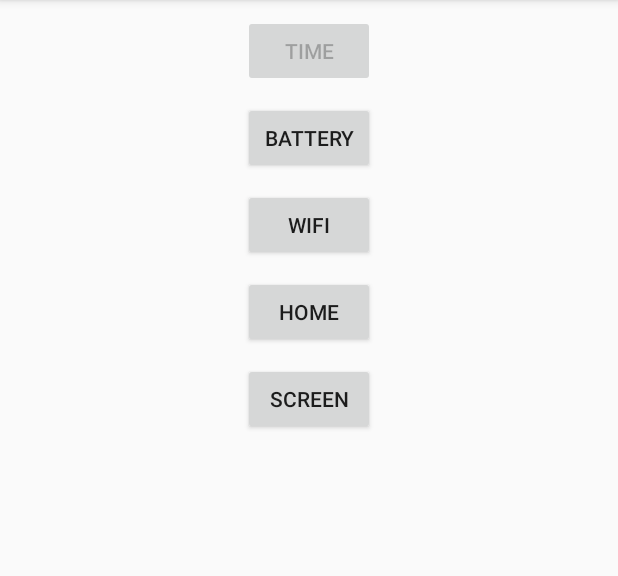
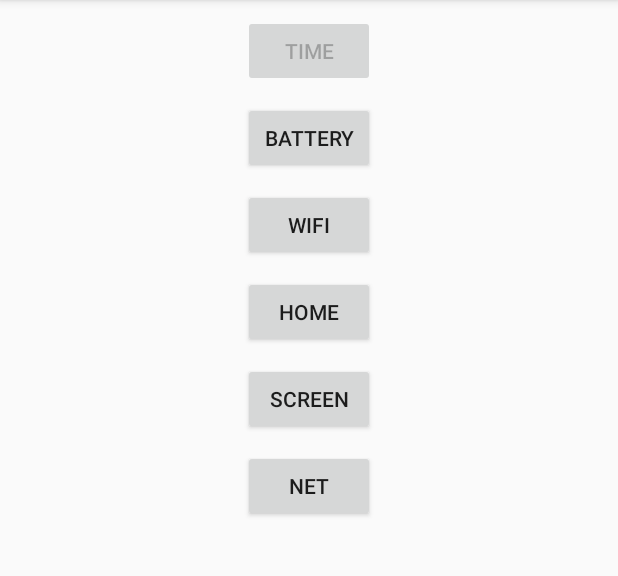
Before and after one commit to cbfg5210/BroadcastReceiver, an Android app: the screen it shows after launch (MainActivity), after a tap on "TIME", on a phone screen of 412 x 824 dp, the part 84-660 px from its top. Run offline under Robolectric (Android 15) with nearby library versions, the phone set to English and light mode, and no system bars.

```diff
--- a/app/src/main/java/com/bcst/receiver/MainActivity.kt
+++ b/app/src/main/java/com/bcst/receiver/MainActivity.kt
@@ -6,6 +6,7 @@ import android.util.Log
 import android.view.View
 import androidx.appcompat.app.AppCompatActivity
 import com.bcstreceiver.BcstReceiver
+import com.bcstreceiver.TimeCallbackBuilder
 import kotlinx.android.synthetic.main.activity_main.*
 
 class MainActivity : AppCompatActivity(), View.OnClickListener {
@@ -19,6 +20,7 @@ class MainActivity : AppCompatActivity(), View.OnClickListener {
         btnWifi.setOnClickListener(this)
         btnHome.setOnClickListener(this)
         btnScreen.setOnClickListener(this)
+        btnNet.setOnClickListener(this)
     }
 
     override fun onClick(v: View) {
@@ -31,7 +33,11 @@ class MainActivity : AppCompatActivity(), View.OnClickListener {
                             intentFilter.addAction(Intent.ACTION_TIME_CHANGED)
                             intentFilter.addAction(Intent.ACTION_TIME_TICK)
                         }
-                        .setCallback { _, _ -> Log.e("***", "${System.currentTimeMillis()}") }
+                        //.setCallback { _, _ -> Log.e("***", "${System.currentTimeMillis()}") }
+                        .setCallback(TimeCallbackBuilder("yyyy-MM-dd HH:mm:ss")
+                                .act { timeMills, formattedTime -> Log.e("***", "timeMills=$timeMills,formattedTime=$formattedTime") }
+                                .create())
+                        .triggerWhenRegister(true)
                         .bind(this, lifecycle)
             }
             R.id.btnBattery -> {
@@ -42,6 +48,8 @@ class MainActivity : AppCompatActivity(), View.OnClickListener {
             }
             R.id.btnScreen -> {
             }
+            R.id.btnNet -> {
+            }
         }
     }
 }
--- a/app/src/main/res/layout/activity_main.xml
+++ b/app/src/main/res/layout/activity_main.xml
@@ -46,4 +46,12 @@
         android:layout_gravity="center"
         android:layout_marginTop="10dp"
         android:text="Screen" />
+
+    <Button
+        android:id="@+id/btnNet"
+        android:layout_width="wrap_content"
+        android:layout_height="wrap_content"
+        android:layout_gravity="center"
+        android:layout_marginTop="10dp"
+        android:text="Net" />
 </LinearLayout>
--- a/bcstreceiver/src/main/java/com/bcstreceiver/BcstReceiver.kt
+++ b/bcstreceiver/src/main/java/com/bcstreceiver/BcstReceiver.kt
@@ -19,10 +19,11 @@ import androidx.lifecycle.OnLifecycleEvent
  */
 class BcstReceiver : BroadcastReceiver() {
     private val intentFilter: IntentFilter by lazy { IntentFilter() }
-    private var callback: ((context: Context, intent: Intent) -> Unit)? = null
+    private var callback: ((context: Context, intent: Intent?) -> Unit)? = null
     private var hasRegisterReceiver = false
+    private var shouldTrigger = false
 
-    override fun onReceive(context: Context, intent: Intent) {
+    override fun onReceive(context: Context, intent: Intent?) {
         callback?.invoke(context, intent)
     }
 
@@ -31,7 +32,12 @@ class BcstReceiver : BroadcastReceiver() {
         return this
     }
 
-    fun setCallback(callback: (context: Context, intent: Intent) -> Unit): BcstReceiver {
+    fun triggerWhenRegister(shouldTrigger: Boolean): BcstReceiver {
+        this.shouldTrigger = shouldTrigger
+        return this
+    }
+
+    fun setCallback(callback: (context: Context, intent: Intent?) -> Unit): BcstReceiver {
         this.callback = callback
         return this
     }
@@ -83,8 +89,12 @@ class BcstReceiver : BroadcastReceiver() {
 
     private fun register(context: Context, shouldRegister: Boolean) {
         if (shouldRegister && !hasRegisterReceiver) {
-            context.registerReceiver(this, intentFilter)
+            val result = context.registerReceiver(this, intentFilter)
             hasRegisterReceiver = true
+
+            if (shouldTrigger) {
+                callback?.invoke(context, result)
+            }
         }
     }
 
--- /dev/null
+++ b/bcstreceiver/src/main/java/com/bcstreceiver/TimeCallbackBuilder.kt
@@ -0,0 +1,37 @@
+package com.bcstreceiver
+
+import android.content.Context
+import android.content.Intent
+import java.text.SimpleDateFormat
+import java.util.*
+
+/**
+ * 添加人：  Tom Hawk
+ * 添加时间：2019/10/10 16:15
+ * 功能描述：时间广播接收器回调
+ * <p>
+ * 修改人：  Tom Hawk
+ * 修改时间：2019/10/10 16:15
+ * 修改内容：
+ */
+class TimeCallbackBuilder(format: String? = null, locale: Locale? = null) {
+    private var dateFormat: SimpleDateFormat? = null
+    private lateinit var action: (timeMills: Long, formattedTime: String?) -> Unit
+
+    init {
+        format?.run { dateFormat = SimpleDateFormat(this, locale ?: Locale.CHINA) }
+    }
+
+    fun act(cb: (timeMills: Long, formattedTime: String?) -> Unit): TimeCallbackBuilder {
+        this.action = cb
+        return this
+    }
+
+    fun create(): (context: Context, intent: Intent?) -> Unit {
+        return { _, _: Intent? ->
+            val timeMills = System.currentTimeMillis()
+            val formattedTime = dateFormat?.run { this.format(timeMills) }
+            action.invoke(timeMills, formattedTime)
+        }
+    }
+}
```
